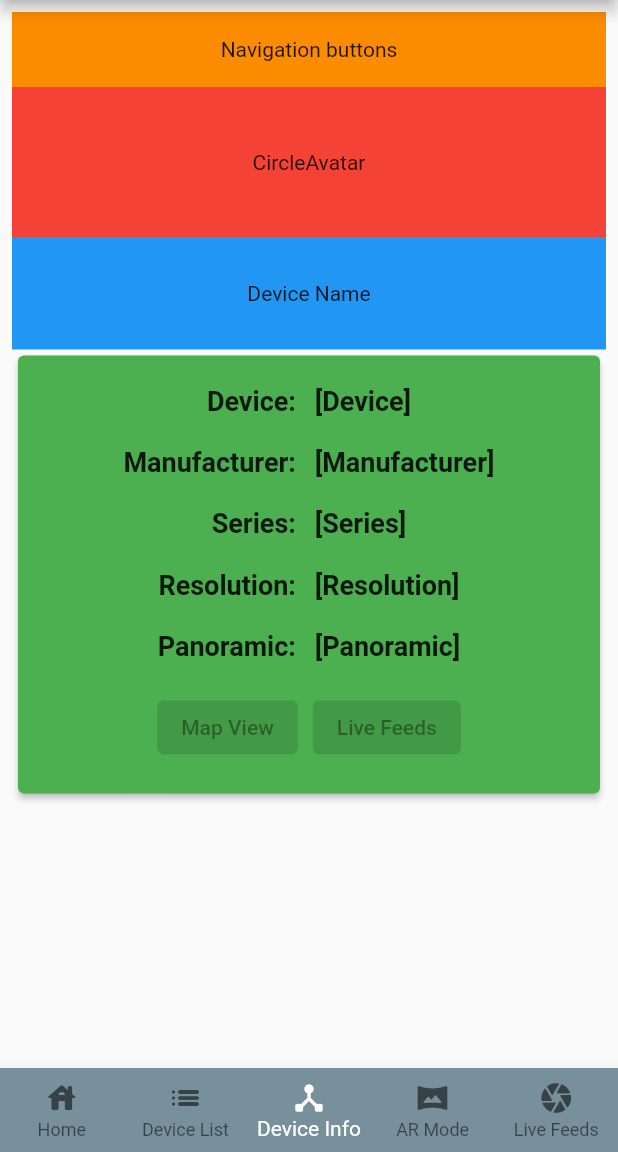
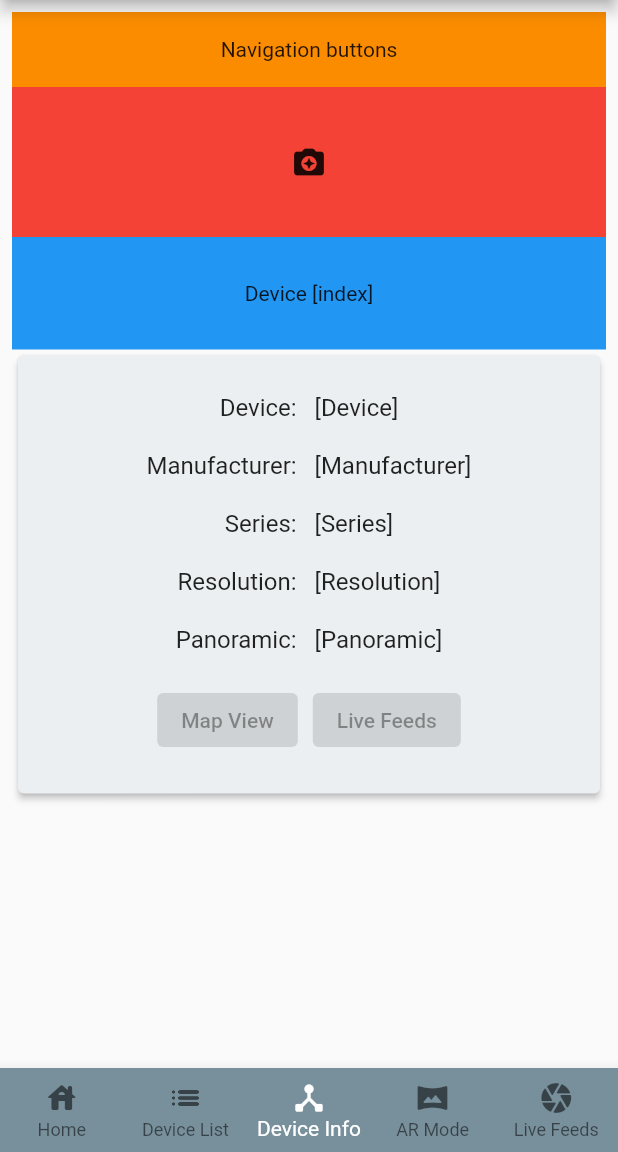
Before and after one commit to CE-GPP/SensorSight, a Flutter app: the screen it shows after launch, item 3 of the bottom bar chosen, on a phone screen of 412 x 824 dp, the part 84-1236 px from its top. Run offline on Flutter 3.47's test engine with Material 2 defaults, Android fonts, the phone set to English and light mode, and no system bars; our stand-ins replace google_maps_flutter.

Commit message:
Add device info widgets

```diff
--- a/Code/sensor_sight_app/lib/widgets/device_info.dart
+++ b/Code/sensor_sight_app/lib/widgets/device_info.dart
@@ -4,8 +4,8 @@ class DeviceInfo extends StatelessWidget {
   const DeviceInfo({super.key});
 
   static const TextStyle optionStyle = TextStyle(
-    fontSize: 18,
-    fontWeight: FontWeight.bold,
+    fontSize: 16,
+    fontWeight: FontWeight.normal,
     wordSpacing: 8,
   );
 
@@ -25,21 +25,25 @@ class DeviceInfo extends StatelessWidget {
         Container(
           height: 100,
           color: Colors.red[500],
-          child: const Center(child: Text('CircleAvatar')),
+          child: const Center(
+            child: Icon(Icons.camera_enhance_rounded),
+          ),
         ),
         Container(
           height: 75,
           color: Colors.blue[500],
-          child: const Center(child: Text('Device Name')),
+          child: const Center(
+            child: Text('Device [index]'),
+          ),
         ),
         Container(
           height: 300,
           //color: Colors.green[500],
           child: Card(
-              color: Colors.green[500],
+              color: Colors.blueGrey[50],
               elevation: 2,
               child: Padding(
-                padding: const EdgeInsets.all(20.0),
+                padding: const EdgeInsets.all(25.0),
                 child: Column(
                     mainAxisAlignment: MainAxisAlignment.spaceBetween,
                     children: [
```
